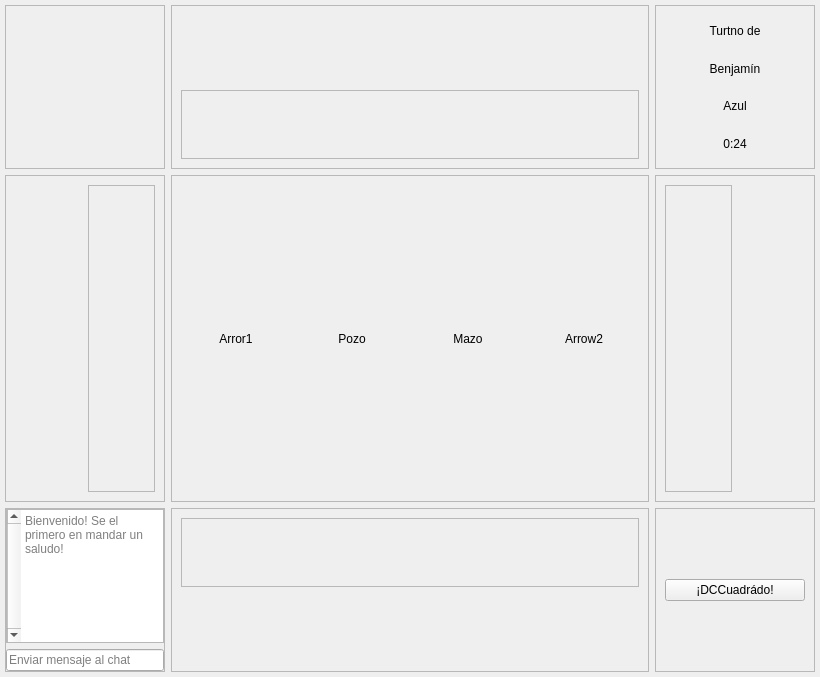
First picture: the form in Tareas/T03/client/frontend/game_window.ui, repository benjavicente/iic2233, before the edit.
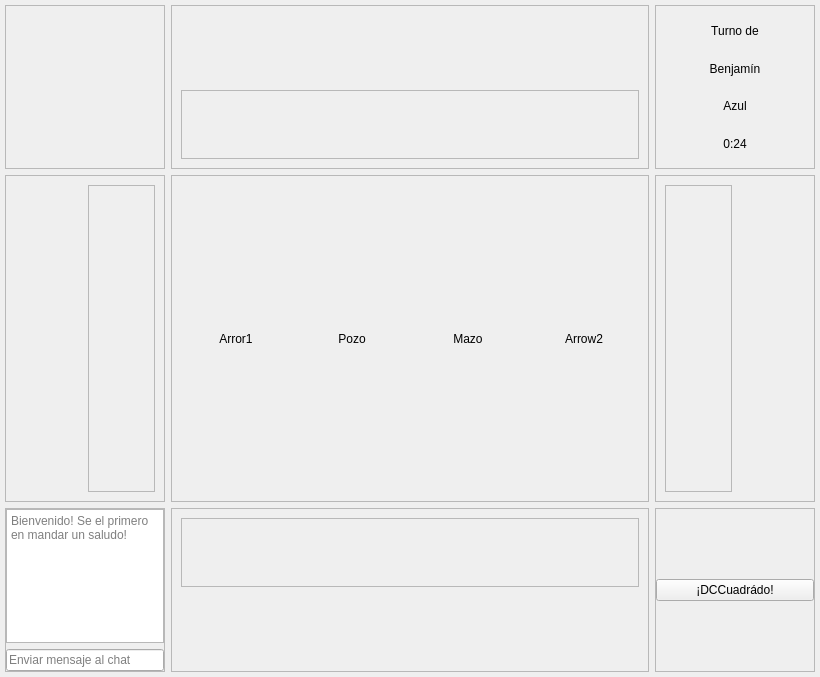
Second picture: the form after the edit. Icons and pictures are not drawn.

```diff
--- a/Tareas/T03/client/frontend/game_window.ui
+++ b/Tareas/T03/client/frontend/game_window.ui
@@ -39,6 +39,21 @@
        <enum>QFrame::Raised</enum>
       </property>
       <layout class="QVBoxLayout" name="verticalLayout_5">
+       <property name="spacing">
+        <number>0</number>
+       </property>
+       <property name="leftMargin">
+        <number>0</number>
+       </property>
+       <property name="topMargin">
+        <number>0</number>
+       </property>
+       <property name="rightMargin">
+        <number>0</number>
+       </property>
+       <property name="bottomMargin">
+        <number>0</number>
+       </property>
        <item>
         <widget class="QPushButton" name="ActionUNO">
          <property name="text">
@@ -394,7 +409,7 @@
           <enum>Qt::RightToLeft</enum>
          </property>
          <property name="verticalScrollBarPolicy">
-          <enum>Qt::ScrollBarAlwaysOn</enum>
+          <enum>Qt::ScrollBarAsNeeded</enum>
          </property>
          <property name="horizontalScrollBarPolicy">
           <enum>Qt::ScrollBarAlwaysOff</enum>
@@ -438,7 +453,7 @@
        <item>
         <widget class="QLabel" name="GameInfoTitle">
          <property name="text">
-          <string>Turtno de</string>
+          <string>Turno de</string>
          </property>
          <property name="alignment">
           <set>Qt::AlignCenter</set>
```
